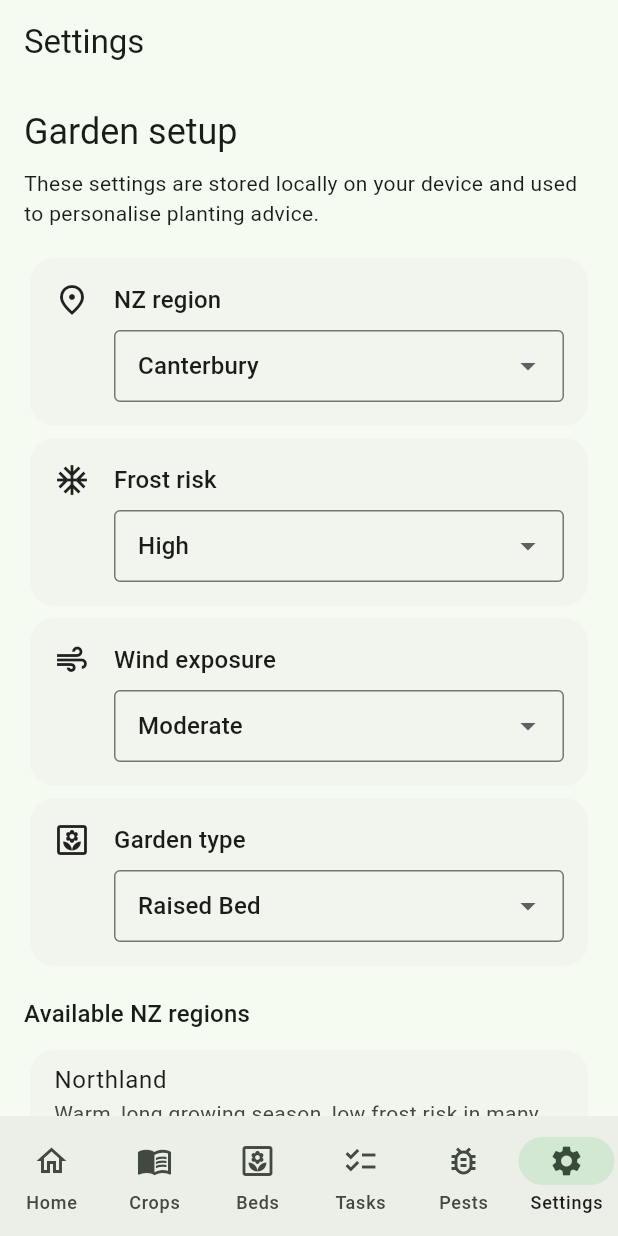
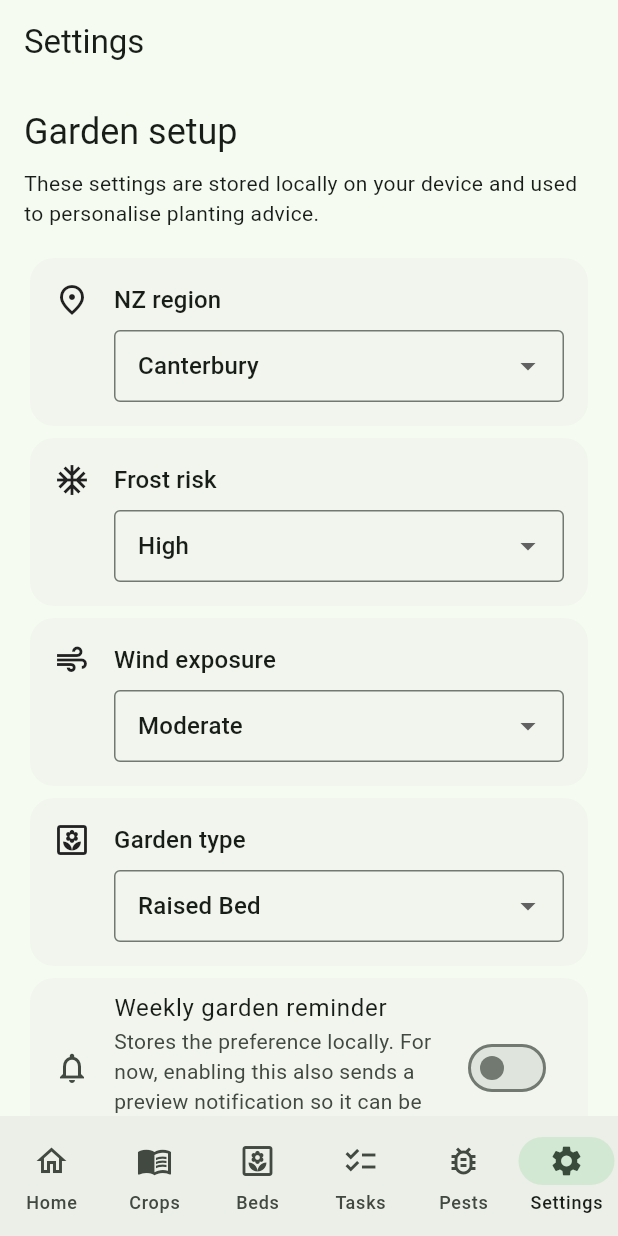
Before and after one commit to Archil3s/nz-vege-garden, a Flutter app: the screen it shows after launch, item 6 of the bottom bar chosen, on a phone screen of 412 x 824 dp. Run offline on Flutter 3.47's test engine with Material 3 defaults, Android fonts, the phone set to English and light mode, and no system bars; our stand-ins replace flutter_local_notifications, shared_preferences.

Commit message:
feat(settings): add weekly reminder toggle

```diff
--- a/lib/features/settings/settings_screen.dart
+++ b/lib/features/settings/settings_screen.dart
@@ -4,6 +4,7 @@ import '../../data/app_settings_repository.dart';
 import '../../data/garden_data_repository.dart';
 import '../../data/models/app_settings.dart';
 import '../../data/models/nz_region.dart';
+import '../../services/notifications/local_notification_service.dart';
 
 class SettingsScreen extends StatefulWidget {
   const SettingsScreen({super.key});
@@ -46,6 +47,31 @@ class _SettingsScreenState extends State<SettingsScreen> {
     setState(() {
       _settingsDataFuture = _loadSettingsData();
     });
+  }
+
+  Future<void> _setWeeklyReminder(AppSettings settings, bool enabled) async {
+    if (enabled) {
+      final granted = await LocalNotificationService.instance.requestPermissions();
+
+      if (!mounted) {
+        return;
+      }
+
+      if (!granted) {
+        ScaffoldMessenger.of(context).showSnackBar(
+          const SnackBar(
+            content: Text('Notification permission was not granted.'),
+          ),
+        );
+        return;
+      }
+
+      await LocalNotificationService.instance.showWeeklyReminderPreview();
+    } else {
+      await LocalNotificationService.instance.cancelWeeklyReminder();
+    }
+
+    await _saveSettings(settings.copyWith(weeklyReminderEnabled: enabled));
   }
 
   @override
@@ -167,6 +193,17 @@ class _SettingsScreenState extends State<SettingsScreen> {
                   _saveSettings(data.settings.copyWith(gardenType: value));
                 },
               ),
+              Card(
+                child: SwitchListTile(
+                  secondary: const Icon(Icons.notifications_outlined),
+                  title: const Text('Weekly garden reminder'),
+                  subtitle: const Text(
+                    'Stores the preference locally. For now, enabling this also sends a preview notification so it can be tested on-device.',
+                  ),
+                  value: data.settings.weeklyReminderEnabled,
+                  onChanged: (enabled) => _setWeeklyReminder(data.settings, enabled),
+                ),
+              ),
               const SizedBox(height: 16),
               Text(
                 'Available NZ regions',
```
